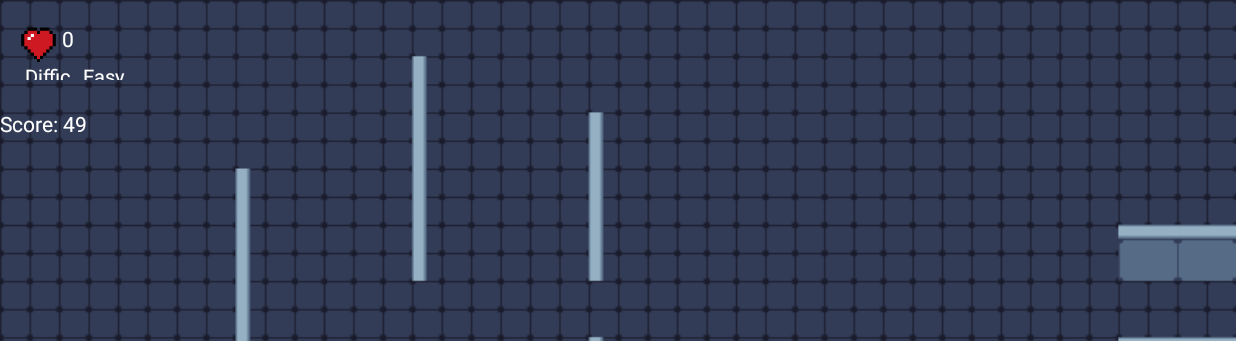
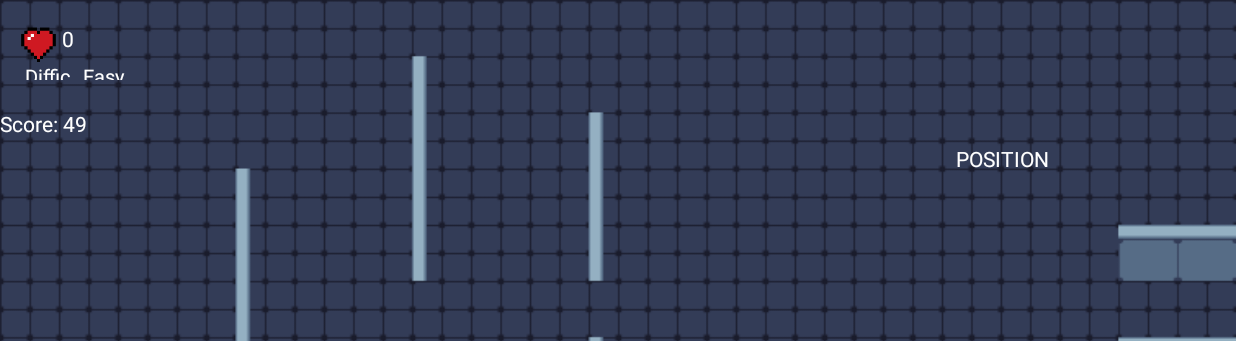
Before and after one commit to karatedg/generic_dungeon_crawler, an Android app: the GameScreen screen opened directly, with no data from a screen before it, on a phone screen of 824 x 412 dp (held sideways). Shown: the top 341 px of the screen. Run offline under Robolectric (Android 15) with nearby library versions, the phone set to English and light mode, and no system bars; 7 statements that could not run were skipped.

```diff
--- a/app/src/main/AndroidManifest.xml
+++ b/app/src/main/AndroidManifest.xml
@@ -12,9 +12,6 @@
         android:supportsRtl="true"
         android:theme="@style/Theme.CS2340CTeam50Game"
         tools:targetApi="31">
-        <activity
-            android:name=".Room1"
-            android:exported="false" />
         <activity
             android:name=".view.SpriteSelectionScreen"
             android:exported="false"
--- a/app/src/main/java/com/example/cs2340cteam50game/model/PlayerClass.java
+++ b/app/src/main/java/com/example/cs2340cteam50game/model/PlayerClass.java
@@ -49,7 +49,7 @@ public class PlayerClass {
     private PlayerClass() {
         this.xPos = 0.0;
         this.yPos = 0.0;
-        this.movementSpeed = 25;
+        this.movementSpeed = 10;
         this.username = "";
         this.healthPoints = 0;
         this.sprite = null;
--- a/app/src/main/java/com/example/cs2340cteam50game/view/GameScreen.java
+++ b/app/src/main/java/com/example/cs2340cteam50game/view/GameScreen.java
@@ -19,6 +19,8 @@ import com.example.cs2340cteam50game.model.Score;
 import com.example.cs2340cteam50game.model.Leaderboard;
 import com.example.cs2340cteam50game.viewmodel.GameScreenModel;
 
+import org.w3c.dom.Text;
+
 
 public class GameScreen extends AppCompatActivity {
     private PlayerView playerView;
@@ -27,6 +29,9 @@ public class GameScreen extends AppCompatActivity {
     private double screenHeight;
     private GameScreenModel gameScreenModel;
     private int currentScreen = 0;
+    PlayerClass player;
+
+    TextView playerPosition;
 
     @Override
     protected void onCreate(Bundle savedInstanceState) {
@@ -41,6 +46,9 @@ public class GameScreen extends AppCompatActivity {
         Button previousMap = (Button) findViewById(R.id.previousMap);
         Button nextMap = (Button) findViewById(R.id.nextMap);
 
+        //TEMP
+        playerPosition = (TextView) findViewById(R.id.playerPosition);
+
         //Display item ids
         TextView healthValueDisplay = (TextView) findViewById(R.id.healthValue);
         TextView playerNameDisplay = (TextView) findViewById(R.id.playerName);
@@ -52,12 +60,11 @@ public class GameScreen extends AppCompatActivity {
         gameScreenModel.setScreen(currentScreen, map);
 
         //Set up playerView
-
         gameLayout = findViewById(R.id.gameLayout);
         screenWidth = getResources().getDisplayMetrics().widthPixels;
         screenHeight = getResources().getDisplayMetrics().heightPixels;
 
-        PlayerClass player = PlayerClass.getPlayer();
+        player = PlayerClass.getPlayer();
         player.setScreenWidth(screenWidth);
         player.setScreenHeight(screenHeight);
 
@@ -135,6 +142,7 @@ public class GameScreen extends AppCompatActivity {
             break;
         }
         playerView.updatePosition();
+        playerPosition.setText("X: " + player.getxPos() + " Y: " + player.getyPos());
         return false;
     }
 
--- a/app/src/main/java/com/example/cs2340cteam50game/view/PlayerView.java
+++ b/app/src/main/java/com/example/cs2340cteam50game/view/PlayerView.java
@@ -3,6 +3,8 @@ package com.example.cs2340cteam50game.view;
 import android.content.Context;
 import android.graphics.Bitmap;
 import android.graphics.Canvas;
+import android.graphics.Color;
+import android.graphics.Paint;
 import android.graphics.drawable.BitmapDrawable;
 import android.view.View;
 
@@ -40,6 +42,7 @@ public class PlayerView extends View {
     @Override
     protected void onDraw(Canvas canvas) {
         super.onDraw(canvas);
+        canvas.drawRect(x, y, x + playerSprite.getWidth(), y + playerSprite.getHeight(), new Paint(Color.RED));
         canvas.drawBitmap(playerSprite, x, y, null);
     }
 
--- a/app/src/main/res/layout/in_game_activity.xml
+++ b/app/src/main/res/layout/in_game_activity.xml
@@ -1,6 +1,7 @@
 <?xml version="1.0" encoding="utf-8"?>
 <androidx.constraintlayout.widget.ConstraintLayout xmlns:android="http://schemas.android.com/apk/res/android"
     xmlns:app="http://schemas.android.com/apk/res-auto"
+    xmlns:tools="http://schemas.android.com/tools"
     android:id="@+id/constraintLayout"
     android:layout_width="match_parent"
     android:layout_height="match_parent"
@@ -21,11 +22,12 @@
             android:layout_width="match_parent"
             android:layout_height="match_parent"
             android:scaleType="fitXY" />
+
     </RelativeLayout>
 
     <TextView
         android:id="@+id/playerName"
-        android:layout_width="100dp"
+        android:layout_width="wrap_content"
         android:layout_height="19dp"
         android:layout_marginLeft="15dp"
         android:layout_marginTop="14dp"
@@ -33,6 +35,17 @@
         android:textColor="#FFFFFF"
         app:layout_constraintStart_toEndOf="@+id/healthValue"
         app:layout_constraintTop_toTopOf="parent" />
+
+    <TextView
+        android:id="@+id/playerPosition"
+        android:layout_width="wrap_content"
+        android:layout_height="19dp"
+        android:layout_marginTop="4dp"
+        android:layout_marginEnd="15dp"
+        android:text="POSITION"
+        android:textColor="#FFFFFF"
+        app:layout_constraintEnd_toStartOf="@id/nextMap"
+        app:layout_constraintTop_toBottomOf="@id/scoreText" />
 
     <ImageView
         android:id="@+id/healthIcon"
```
